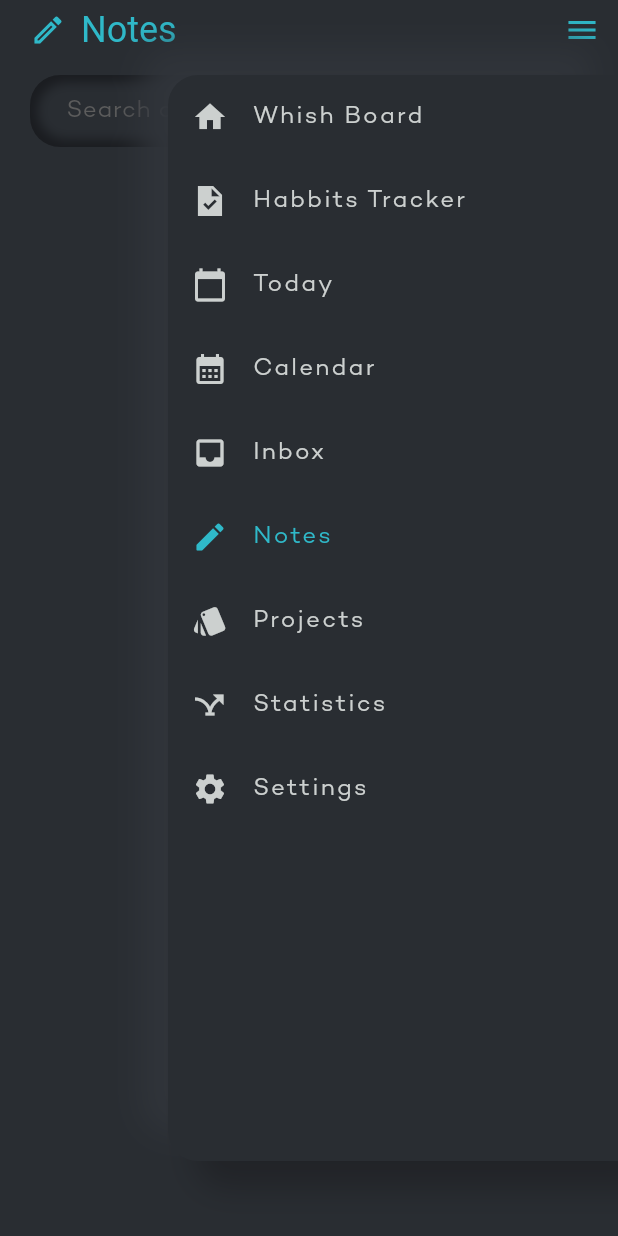
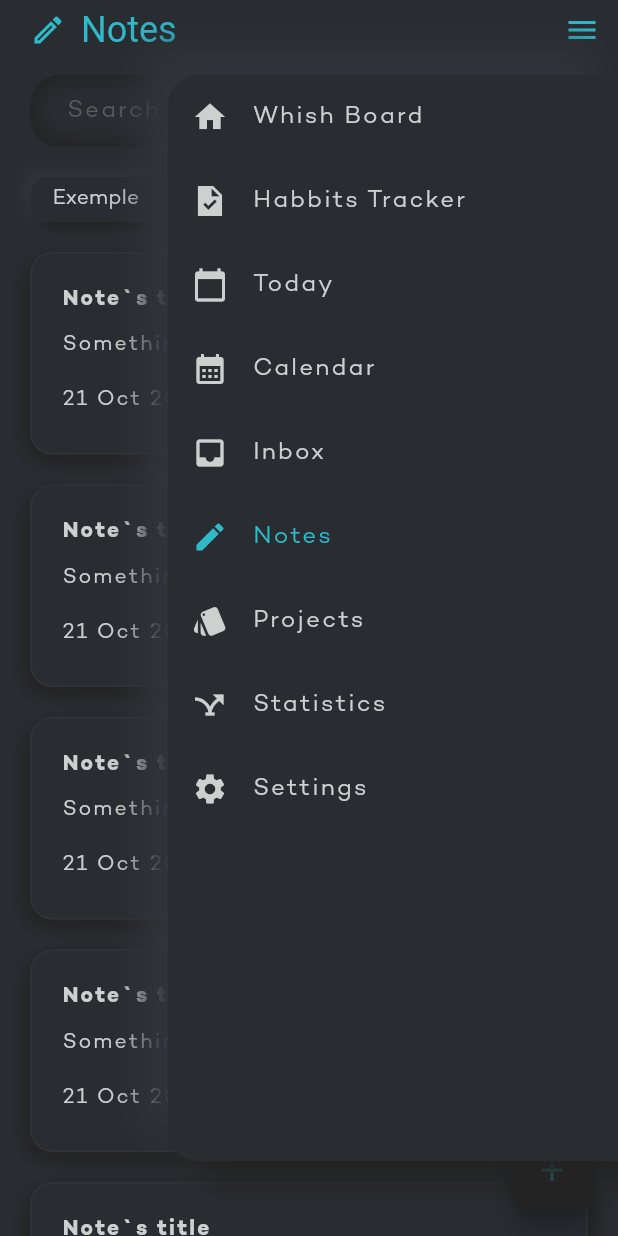
Before and after one commit to Fu11Focus/my_planning_app, a Flutter app: the Notes screen opened by its route, with the side drawer open, on a phone screen of 412 x 824 dp. Run offline on Flutter 3.47's test engine with Material 3 defaults, Android fonts, the phone set to English and light mode, and no system bars.

Commit message:
layout note page

```diff
--- a/lib/pages/calendar_page.dart
+++ b/lib/pages/calendar_page.dart
@@ -1,6 +1,6 @@
 import 'package:flutter/material.dart';
-import 'package:flutter_tests/util/my_appbar.dart';
-import 'package:flutter_tests/util/right_menu.dart';
+import 'package:flutter_tests/widgets/my_appbar.dart';
+import 'package:flutter_tests/widgets/right_menu.dart';
 
 class Calendar extends StatelessWidget {
   const Calendar({super.key});
--- a/lib/pages/habbits_tracker_page.dart
+++ b/lib/pages/habbits_tracker_page.dart
@@ -1,6 +1,6 @@
 import 'package:flutter/material.dart';
-import 'package:flutter_tests/util/my_appbar.dart';
-import 'package:flutter_tests/util/right_menu.dart';
+import 'package:flutter_tests/widgets/my_appbar.dart';
+import 'package:flutter_tests/widgets/right_menu.dart';
 
 class HabittsTracker extends StatelessWidget {
   const HabittsTracker({super.key});
--- a/lib/pages/inbox_page.dart
+++ b/lib/pages/inbox_page.dart
@@ -1,6 +1,6 @@
 import 'package:flutter/material.dart';
-import 'package:flutter_tests/util/my_appbar.dart';
-import 'package:flutter_tests/util/right_menu.dart';
+import 'package:flutter_tests/widgets/my_appbar.dart';
+import 'package:flutter_tests/widgets/right_menu.dart';
 
 class Inbox extends StatelessWidget {
   const Inbox({super.key});
--- a/lib/pages/notes_page.dart
+++ b/lib/pages/notes_page.dart
@@ -1,25 +1,97 @@
+// ignore_for_file: prefer_const_constructors, prefer_const_literals_to_create_immutables
+
 import 'package:flutter/material.dart';
-import 'package:flutter_tests/util/custom_textfild.dart';
-import 'package:flutter_tests/util/my_appbar.dart';
-import 'package:flutter_tests/util/right_menu.dart';
+import 'package:flutter_tests/util/color_palette.dart';
+import 'package:flutter_tests/widgets/custom_textfild.dart';
+import 'package:flutter_tests/widgets/my_appbar.dart';
+import 'package:flutter_tests/widgets/note_card.dart';
+import 'package:flutter_tests/widgets/right_menu.dart';
+import 'package:flutter_tests/widgets/tag.dart';
 
 class Notes extends StatelessWidget {
   const Notes({super.key});
 
   @override
   Widget build(BuildContext context) {
-    return const Scaffold(
-        endDrawer: RightMenu(thisPage: 'Notes'),
-        appBar: MyAppBar(icon: Icons.mode_edit_outlined, text: 'Notes'),
+    return Scaffold(
+      endDrawer: const RightMenu(thisPage: 'Notes'),
+      appBar: const MyAppBar(icon: Icons.mode_edit_outlined, text: 'Notes'),
       body: Column(
         children: [
-            CustomTextField(
+          const CustomTextField(
               hintText: 'Search anything...',
               marginTop: 10,
               marginRight: 20,
-                marginBottom: 10,
               marginLeft: 20),
+          //строка с тегами
+          Container(
+              margin: EdgeInsets.only(top: 10),
+              height: 50,
+              child: ListView(
+                padding: EdgeInsets.symmetric(vertical: 10, horizontal: 20),
+                scrollDirection: Axis.horizontal,
+                children: [
+                  Tag(text: 'Exemple'),
+                  Tag(text: 'Exemple'),
+                  Tag(text: 'Exemple'),
+                  Tag(text: 'Exemple'),
+                  Tag(text: 'Exemple'),
                 ],
-        ));
+              )),
+          Expanded(
+            child: ListView(
+              children: [
+                NoteCard(
+                  title: 'Note`s title',
+                  text: 'Something descriptions.',
+                  date: '21 Oct 2023',
+                  tag: 'hobby',
+                ),
+                NoteCard(
+                  title: 'Note`s title',
+                  text: 'Something descriptions.',
+                  date: '21 Oct 2023',
+                  tag: 'hobby',
+                ),
+                NoteCard(
+                  title: 'Note`s title',
+                  text: 'Something descriptions.',
+                  date: '21 Oct 2023',
+                  tag: 'hobby',
+                ),
+                NoteCard(
+                  title: 'Note`s title',
+                  text: 'Something descriptions.',
+                  date: '21 Oct 2023',
+                  tag: 'hobby',
+                ),
+                NoteCard(
+                  title: 'Note`s title',
+                  text: 'Something descriptions.',
+                  date: '21 Oct 2023',
+                  tag: 'hobby',
+                ),
+                NoteCard(
+                  title: 'Note`s title',
+                  text: 'Something descriptions.',
+                  date: '21 Oct 2023',
+                  tag: 'hobby',
+                ),
+              ],
+            ),
+          )
+        ],
+      ),
+      floatingActionButton: FloatingActionButton(
+        backgroundColor: shadowDark,
+        foregroundColor: brand,
+        splashColor: shadowDark,
+        shape: RoundedRectangleBorder(
+          borderRadius: BorderRadius.circular(15),
+        ),
+        child: Icon(Icons.add_outlined),
+        onPressed: () {},
+      ),
+    );
   }
 }
--- a/lib/pages/projects_page.dart
+++ b/lib/pages/projects_page.dart
@@ -1,6 +1,6 @@
 import 'package:flutter/material.dart';
-import 'package:flutter_tests/util/my_appbar.dart';
-import 'package:flutter_tests/util/right_menu.dart';
+import 'package:flutter_tests/widgets/my_appbar.dart';
+import 'package:flutter_tests/widgets/right_menu.dart';
 
 class Projects extends StatelessWidget {
   const Projects({super.key});
--- a/lib/pages/settings_page.dart
+++ b/lib/pages/settings_page.dart
@@ -1,6 +1,6 @@
 import 'package:flutter/material.dart';
-import 'package:flutter_tests/util/my_appbar.dart';
-import 'package:flutter_tests/util/right_menu.dart';
+import 'package:flutter_tests/widgets/my_appbar.dart';
+import 'package:flutter_tests/widgets/right_menu.dart';
 
 class Settings extends StatelessWidget {
   const Settings({super.key});
--- a/lib/pages/statistics_page.dart
+++ b/lib/pages/statistics_page.dart
@@ -1,6 +1,6 @@
 import 'package:flutter/material.dart';
-import 'package:flutter_tests/util/my_appbar.dart';
-import 'package:flutter_tests/util/right_menu.dart';
+import 'package:flutter_tests/widgets/my_appbar.dart';
+import 'package:flutter_tests/widgets/right_menu.dart';
 
 class Statistics extends StatelessWidget {
   const Statistics({super.key});
--- a/lib/pages/today_page.dart
+++ b/lib/pages/today_page.dart
@@ -1,6 +1,6 @@
 import 'package:flutter/material.dart';
-import 'package:flutter_tests/util/my_appbar.dart';
-import 'package:flutter_tests/util/right_menu.dart';
+import 'package:flutter_tests/widgets/my_appbar.dart';
+import 'package:flutter_tests/widgets/right_menu.dart';
 
 class Today extends StatelessWidget {
   const Today({super.key});
--- a/lib/pages/wish_board_page.dart
+++ b/lib/pages/wish_board_page.dart
@@ -1,6 +1,6 @@
 import 'package:flutter/material.dart';
-import 'package:flutter_tests/util/my_appbar.dart';
-import 'package:flutter_tests/util/right_menu.dart';
+import 'package:flutter_tests/widgets/my_appbar.dart';
+import 'package:flutter_tests/widgets/right_menu.dart';
 
 class WishBoardPage extends StatelessWidget {
   const WishBoardPage({super.key});
--- a/lib/util/color_palette.dart
+++ b/lib/util/color_palette.dart
@@ -1,8 +1,25 @@
 import 'dart:ui' show Color;
 
+//first version
 const Color bg = Color(0xff292d32);
-const Color shadowDark = Color(0xff1a1c20);
+const Color shadowDark = Color(0xff232323);
 const Color shadowLight = Color(0xff30343a);
 const Color txt = Color(0xffccd0cf);
 const Color hintTxt = Color(0xff5C5C5C);
 const Color brand = Color(0xff2fb9c9);
+
+//second version light
+// const Color bg = Color(0xffe0e5ec);
+// const Color shadowDark = Color(0xffa3b1c6);
+// const Color shadowLight = Color(0xffffffff);
+// const Color txt = Color(0xff6782A9);
+// const Color hintTxt = Color(0xff5C5C5C);
+// const Color brand = Color(0xff2fb9c9);
+
+//third version dark
+// const Color bg = Color(0xff242424);
+// const Color shadowDark = Color(0xff1e1e1e);
+// const Color shadowLight = Color(0xff2c2c2c);
+// const Color txt = Color(0xffccd0cf);
+// const Color hintTxt = Color(0xff5C5C5C);
+// const Color brand = Color(0xfffb89cd);
--- a/lib/util/main_theme.dart
+++ b/lib/util/main_theme.dart
@@ -8,7 +8,10 @@ ThemeData mainTheme() => ThemeData(
     ),
     appBarTheme: const AppBarTheme(
       elevation: 0,
-      toolbarTextStyle: TextStyle(fontSize: 24, color: brand),
+      toolbarTextStyle: TextStyle(
+        fontSize: 24,
+        color: brand,
+      ),
       iconTheme: IconThemeData(size: 24, color: brand),
       color: bg,
       foregroundColor: brand,
@@ -21,13 +24,11 @@ ThemeData mainTheme() => ThemeData(
         borderSide: BorderSide.none,
       ),
       outlineBorder: BorderSide.none,
-      counterStyle: TextStyle(
-        color: txt,
-      ),
       hintStyle: TextStyle(
         color: hintTxt,
+        letterSpacing: 1.5,
       ),
-      contentPadding: EdgeInsets.symmetric(vertical: 10, horizontal: 20),
+      contentPadding: EdgeInsets.symmetric(vertical: 0, horizontal: 20),
     ),
     textSelectionTheme:
         const TextSelectionThemeData(selectionColor: brand, cursorColor: brand),
--- a/lib/util/custom_textfild.dart
+++ b/lib/widgets/custom_textfild.dart
@@ -16,6 +16,7 @@ class CustomTextField extends StatelessWidget {
   @override
   Widget build(BuildContext context) {
     return Container(
+      // height: ,
       margin: EdgeInsets.only(
           top: marginTop,
           right: marginRight,
@@ -28,12 +29,14 @@ class CustomTextField extends StatelessWidget {
           BoxShadow(
             color: bg,
             spreadRadius: -5,
-            blurRadius: 5,
+            blurRadius: 10,
           ),
         ],
       ),
       child: TextField(
-        style: const TextStyle(color: txt),
+        style: const TextStyle(
+          color: txt,
+        ),
         decoration: InputDecoration(
           hintText: hintText,
         ),
--- /dev/null
+++ b/lib/widgets/note_card.dart
@@ -0,0 +1,78 @@
+import 'package:flutter/material.dart';
+import 'package:flutter_tests/util/color_palette.dart';
+
+class NoteCard extends StatelessWidget {
+  final String title, text, date, tag;
+
+  const NoteCard({
+    super.key,
+    required this.title,
+    required this.text,
+    required this.date,
+    required this.tag,
+  });
+
+  @override
+  Widget build(BuildContext context) {
+    return Container(
+      height: 135,
+      padding: const EdgeInsets.all(20),
+      margin: const EdgeInsets.symmetric(vertical: 10, horizontal: 20),
+      decoration: BoxDecoration(
+          color: bg,
+          border: Border.all(
+            color: shadowLight,
+          ),
+          borderRadius: const BorderRadius.all(Radius.circular(15)),
+          boxShadow: const [
+            BoxShadow(
+              color: shadowDark,
+              offset: Offset(-5, 5),
+              blurRadius: 10,
+            ),
+            BoxShadow(
+              color: shadowDark,
+              offset: Offset(5, 5),
+              blurRadius: 10,
+            )
+          ]),
+      child: Column(
+          crossAxisAlignment: CrossAxisAlignment.start,
+          mainAxisAlignment: MainAxisAlignment.spaceBetween,
+          children: [
+            Text(
+              title,
+              style: const TextStyle(
+                  color: txt, fontWeight: FontWeight.bold, letterSpacing: 1.5),
+            ),
+            Text(
+              text,
+              style: const TextStyle(color: txt, letterSpacing: 1.5),
+            ),
+            Row(
+              mainAxisAlignment: MainAxisAlignment.spaceBetween,
+              crossAxisAlignment: CrossAxisAlignment.center,
+              children: [
+                Text(
+                  date,
+                  style: const TextStyle(color: txt, letterSpacing: 1.5),
+                ),
+                Container(
+                  decoration: const BoxDecoration(
+                      color: shadowDark,
+                      borderRadius: BorderRadius.all(Radius.circular(8))),
+                  padding:
+                      const EdgeInsets.symmetric(horizontal: 10, vertical: 5),
+                  child: Center(
+                    child: Text(
+                      tag,
+                      style: const TextStyle(color: txt, letterSpacing: 1.5),
+                    ),
+                  ),
+                )
+              ],
+            )
+          ]),
+    );
+  }
+}
--- a/lib/util/right_menu.dart
+++ b/lib/widgets/right_menu.dart
@@ -1,4 +1,5 @@
 import 'package:flutter/material.dart';
+import 'package:flutter_tests/util/color_palette.dart';
 
 class RightMenu extends StatelessWidget {
   final String thisPage;
@@ -13,18 +14,14 @@ class RightMenu extends StatelessWidget {
         },
         leading: Icon(
           icon,
-          color: thisPage == title
-              ? const Color(0xff2fb9c9)
-              : const Color(0xffccd0cf),
+          color: thisPage == title ? brand : txt,
         ),
         title: Text(
           title,
           style: TextStyle(
             letterSpacing: 1.5,
             fontSize: 16,
-            color: thisPage == title
-                ? const Color(0xff2fb9c9)
-                : const Color(0xffccd0cf),
+            color: thisPage == title ? brand : txt,
           ),
         ),
       );
@@ -40,17 +37,17 @@ class RightMenu extends StatelessWidget {
         ),
         boxShadow: [
           BoxShadow(
-            color: Color(0xff30343a),
+            color: shadowLight,
             blurRadius: 18,
             offset: Offset(-18, -18),
           ),
           BoxShadow(
-            color: Color.fromARGB(255, 33, 35, 39),
+            color: shadowDark,
             blurRadius: 18,
             offset: Offset(18, 18),
           ),
         ],
-        color: Color(0xff292d32),
+        color: bg,
       ),
       child: ListView(
         children: <Widget>[
--- /dev/null
+++ b/lib/widgets/tag.dart
@@ -0,0 +1,28 @@
+import 'package:flutter/material.dart';
+import 'package:flutter_tests/util/color_palette.dart';
+
+class Tag extends StatelessWidget {
+  final String text;
+  const Tag({super.key, required this.text});
+
+  @override
+  Widget build(BuildContext context) {
+    return Container(
+        margin: const EdgeInsets.only(right: 20),
+        padding: const EdgeInsets.symmetric(vertical: 5, horizontal: 15),
+        decoration: const BoxDecoration(
+            color: bg,
+            borderRadius: BorderRadius.all(Radius.elliptical(10, 15)),
+            boxShadow: [
+              BoxShadow(color: shadowDark, offset: Offset(5, 5), blurRadius: 5),
+              BoxShadow(
+                  color: shadowLight, offset: Offset(-5, -5), blurRadius: 5)
+            ]),
+        child: Center(
+          child: Text(
+            text,
+            style: const TextStyle(color: txt),
+          ),
+        ));
+  }
+}
--- a/notes_for_project.txt
+++ b/notes_for_project.txt
@@ -1,6 +1,7 @@
 Идеи:
   - ✅ в открытом меню пункт, который соответствует уже открытой странице подсвечен цветом brand;
   - ✅когда выдвигается меню, страница под ним не должна менять цвет
-  - цвет текста в инпуте во время ввода
-  - загрузить шрифт из фигмы
+  - ✅цвет текста в инпуте во время ввода
+  - ✅загрузить шрифт из фигмы
+  - если на стрице Заметок теги помещаются на ширине страницы их надо выравнивать по центру
   - изменить анимацию появления страницы
```
Also changed, not shown: lib/widgets/my_appbar.dart (renamed from lib/util/my_appbar.dart), 2 other files. Lines whose indentation alone changed are shown as unchanged.
